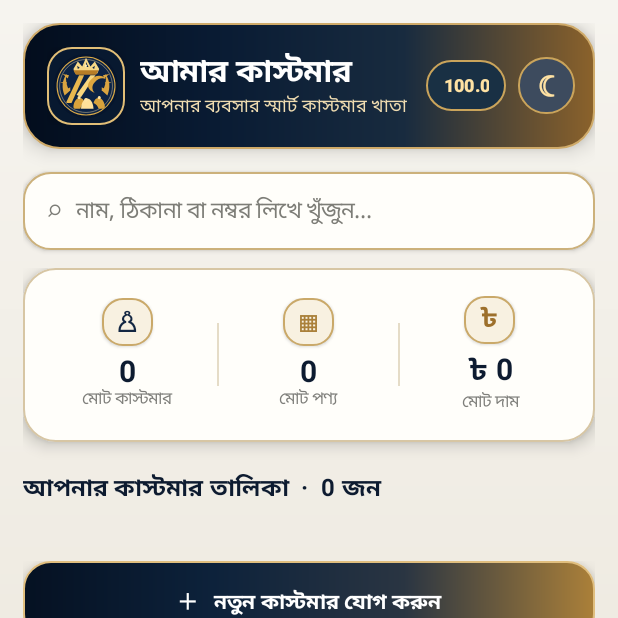
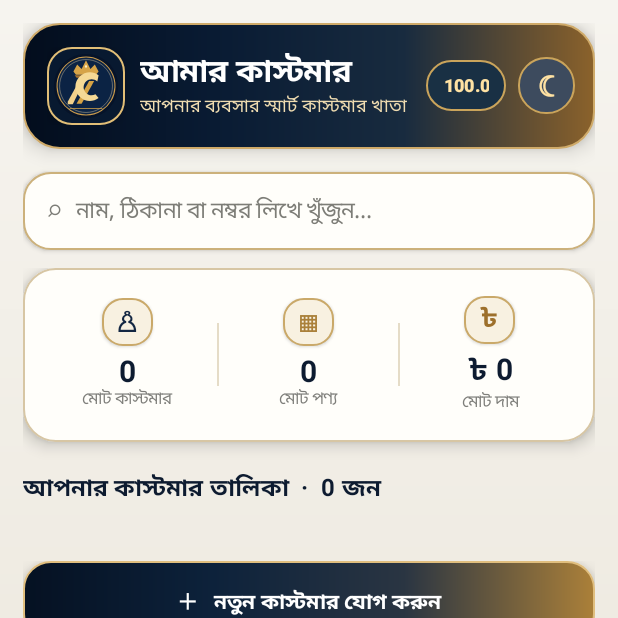
Before and after one commit to omarfaruk1997/amar-table-android, an Android app: the screen it shows after launch (MainActivity), on a phone screen of 412 x 824 dp, the top half of it. Run offline under Robolectric (Android 15) with nearby library versions, the phone set to English and light mode, and no system bars.

Commit message:
Match home screen emblem to final crown AC identity

```diff
--- a/app/src/main/res/drawable/ic_brand_mark.xml
+++ b/app/src/main/res/drawable/ic_brand_mark.xml
@@ -1,20 +1,15 @@
 <vector xmlns:android="http://schemas.android.com/apk/res/android"
     android:width="108dp" android:height="108dp"
     android:viewportWidth="108" android:viewportHeight="108">
-    <path android:fillColor="#06152D" android:pathData="M54,3a51,51 0,1 0,0.1 0z"/>
-    <path android:fillColor="#0C2345" android:pathData="M54,8a46,46 0,1 0,0.1 0z"/>
-    <path android:fillColor="#00000000" android:strokeColor="#D9A947" android:strokeWidth="1.8" android:pathData="M54,8a46,46 0,1 0,0.1 0z"/>
-    <path android:fillColor="#00000000" android:strokeColor="#FFE2A0" android:strokeWidth="0.7" android:pathData="M54,12a42,42 0,1 0,0.1 0z"/>
-    <path android:fillColor="#D9A441" android:pathData="M20,69c-5,-12 -4,-24 3,-34c-2,10 0,19 5,27z M25,42l-8,-7 10,2z M23,52l-10,-4 11,0z M29,62l-9,-1 9,-5z M88,69c5,-12 4,-24 -3,-34c2,10 0,19 -5,27z M83,42l8,-7 -10,2z M85,52l10,-4 -11,0z M79,62l9,-1 -9,-5z"/>
-    <path android:fillColor="#F7D887" android:pathData="M34,27l7,-12 7,8 6,-14 7,14 7,-8 7,12 -3,7 -35,0z"/>
-    <path android:fillColor="#B77D26" android:pathData="M34,29h40l-4,7h-32z"/>
-    <path android:fillColor="#0C2345" android:pathData="M41,27l-1,-5 4,3z M54,24l0,-8 4,8z M67,27l1,-5 -4,3z"/>
-    <path android:fillColor="#FFF0BD" android:pathData="M54,19l2,3 -2,3 -2,-3z"/>
-    <path android:fillColor="#E9B84F" android:pathData="M23,79l20,-42h8l-20,44h-8z"/>
-    <path android:fillColor="#F9D77E" android:pathData="M39,68l22,-31h8l-23,35z"/>
-    <path android:fillColor="#DCA63F" android:pathData="M61,45c6,-9 19,-10 25,-2c-7,-3 -13,-1 -18,5c-5,5 -5,12 0,17c-11,-4 -14,-12 -7,-20z"/>
-    <path android:fillColor="#D8A23C" android:pathData="M34,86c1,-8 5,-13 10,-13c4,0 7,3 8,8c-4,2 -6,5 -7,9h-7c-3,0 -4,-1 -4,-4z"/>
-    <path android:fillColor="#FFE19A" android:pathData="M46,90c1,-10 5,-16 10,-16s9,6 10,16z"/>
-    <path android:fillColor="#D8A23C" android:pathData="M66,81c1,-5 4,-8 8,-8c5,0 9,5 10,13c0,3 -2,4 -5,4h-5c-1,-4 -4,-7 -8,-9z"/>
-    <path android:fillColor="#FFE4A4" android:pathData="M54,73a3,3 0,1 0,0.1 0z M43,70a2.5,2.5 0,1 0,0.1 0z M75,70a2.5,2.5 0,1 0,0.1 0z"/>
+    <path android:fillColor="#061329" android:pathData="M54,3a51,51 0,1 0,0.1 0z"/>
+    <path android:fillColor="#0B2344" android:pathData="M54,8a46,46 0,1 0,0.1 0z"/>
+    <path android:fillColor="#00000000" android:strokeColor="#C99A4B" android:strokeWidth="1.7" android:pathData="M54,8a46,46 0,1 0,0.1 0z"/>
+    <path android:fillColor="#00000000" android:strokeColor="#F4DDA8" android:strokeWidth="0.65" android:pathData="M54,12a42,42 0,1 0,0.1 0z"/>
+    <path android:fillColor="#D6A448" android:pathData="M34,31l6,-11 7,7 7,-14 7,14 7,-7 6,11 -4,5h-32z"/>
+    <path android:fillColor="#FFF0C6" android:pathData="M54,20l2,3 -2,3 -2,-3z"/>
+    <path android:fillColor="#A8732D" android:pathData="M36,37h36l-3,4h-30z"/>
+    <path android:fillColor="#F2D18B" android:pathData="M25,79l18,-33h8l-18,37h-8z"/>
+    <path android:fillColor="#D6A344" android:pathData="M39,82l20,-36h8l-20,36z"/>
+    <path android:fillColor="#F5D995" android:pathData="M72,47c-5,-5 -13,-5 -18,0c-5,5 -5,13 0,18c4,4 10,5 15,2l5,6c-9,7 -22,6 -30,-2c-9,-9 -9,-23 0,-32c8,-8 21,-9 30,-2z"/>
+    <path android:fillColor="#D6A448" android:pathData="M28,89h52v1h-52z"/>
 </vector>
```
